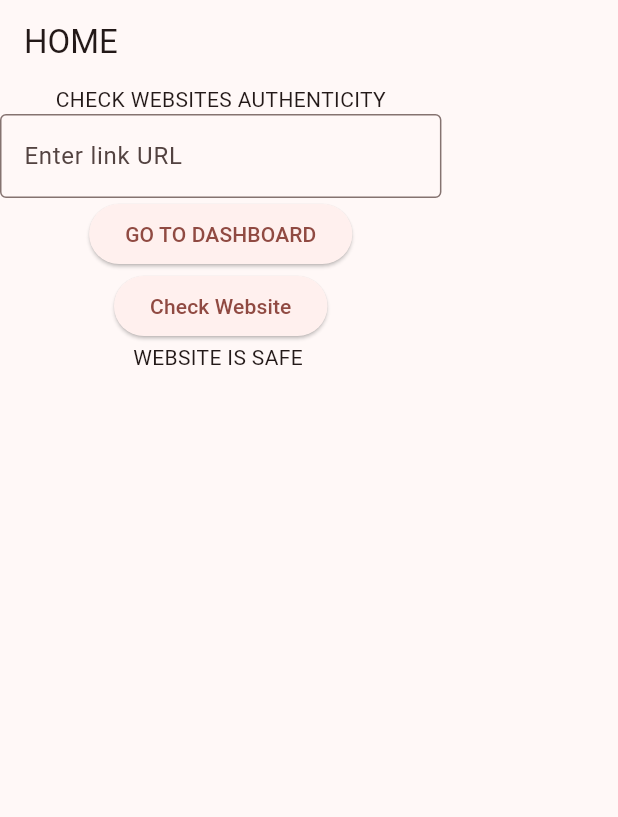
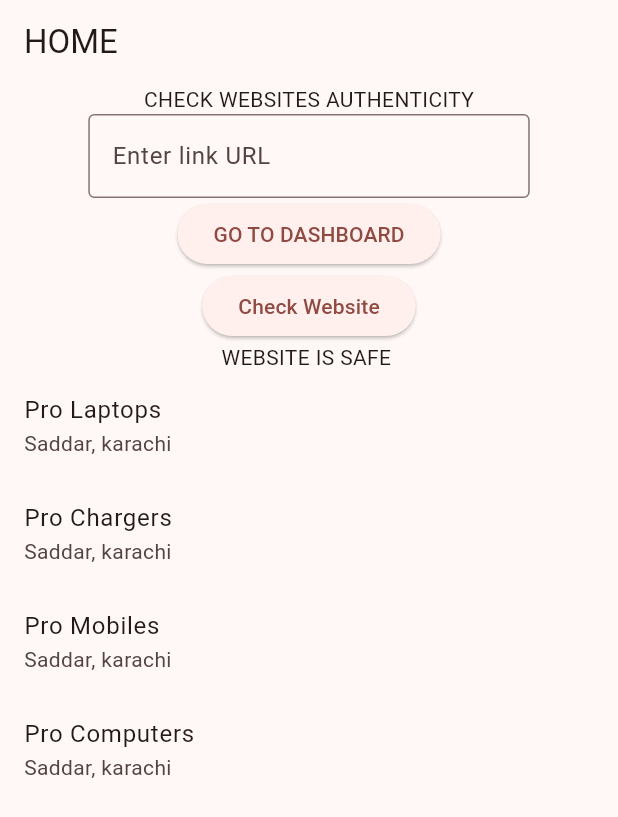
Before and after one commit to AbdurRahmanasim/safebrowsingChecker, a Flutter app: the screen it shows after launch, on a phone screen of 412 x 824 dp. Shown: the top 817 px of the screen. Run offline on Flutter 3.47's test engine with Material 3 defaults, Android fonts, the light colour scheme and no system bars; our stand-ins replace dio.

Commit message:
data transfer

```diff
--- a/lib/home.dart
+++ b/lib/home.dart
@@ -4,6 +4,7 @@ import 'package:dio/dio.dart';
 import 'package:flutter/material.dart';
 import 'package:provider/provider.dart';
 import 'package:webchecker/dashboard.dart';
+import 'package:webchecker/detailedView.dart';
 import 'package:webchecker/webController.dart';
 
 class Home extends StatefulWidget {
@@ -15,6 +16,41 @@ class Home extends StatefulWidget {
 
 class _HomeState extends State<Home> {
   TextEditingController weburlController = TextEditingController();
+
+  List business = [
+    {
+      "name": "Pro Laptops",
+      "address": "Saddar, karachi",
+      "contact": 123456789,
+      "timings": "9am-9pm",
+      "description": "All variety of laptops available",
+      "offer": "20% OFF",
+    },
+    {
+      "name": "Pro Chargers",
+      "address": "Saddar, karachi",
+      "contact": 123456789,
+      "timings": "9am-9pm",
+      "description": "All variety of charger available",
+      "offer": "10% OFF",
+    },
+    {
+      "name": "Pro Mobiles",
+      "address": "Saddar, karachi",
+      "contact": 123456789,
+      "timings": "9am-9pm",
+      "description": "All variety of Mobiles available",
+      "offer": "15% OFF",
+    },
+    {
+      "name": "Pro Computers",
+      "address": "Saddar, karachi",
+      "contact": 123456789,
+      "timings": "9am-9pm",
+      "description": "All variety of computers available",
+      "offer": "30% OFF",
+    },
+  ];
 
   @override
   Widget build(BuildContext context) {
@@ -52,6 +88,21 @@ class _HomeState extends State<Home> {
               webController.apiResponse
                   ? Text("WEBSITE IS SAFE ")
                   : Text("WEBSITE IS NOT SAFE "),
+              ListView.builder(
+                itemCount: business.length,
+                physics: NeverScrollableScrollPhysics(),
+                shrinkWrap: true,
+                itemBuilder: (context, index) {
+                  return ListTile(
+                    onTap: () {
+                      Navigator.of(context)
+                          .push(MaterialPageRoute(builder: (context) => DetailedView(name: business[index]["name"], address: business[index]["address"] , contact: business[index]["contact"], description: business[index]["description"], offer: business[index]["offer"], timings: business[index]["timings"],   ),));
+                    },
+                    title: Text(business[index]["name"]),
+                    subtitle: Text(business[index]["address"]),
+                  );
+                },
+              )
             ],
           ),
         ),
```
Also changed, not shown: lib/detailedView.dart (added, +40 -0 lines).
